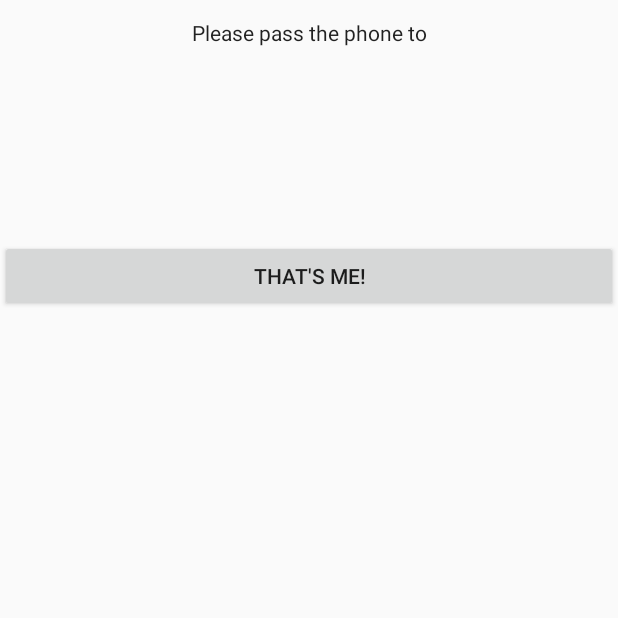
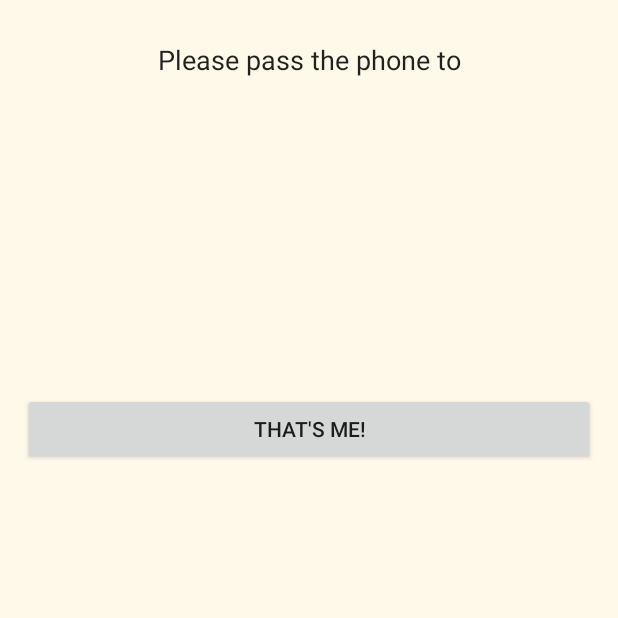
Before and after one commit to CS-262wingdings/client, an Android app: the PassScreen1 screen opened directly, with no data from a screen before it, on a phone screen of 412 x 824 dp, the top half of it. Run offline under Robolectric (Android 15) with nearby library versions, the phone set to English and light mode, and no system bars; 1 statement that could not run was skipped.

Commit message:
Second one of the morning :)

```diff
--- a/app/src/main/res/layout/activity_main.xml
+++ b/app/src/main/res/layout/activity_main.xml
@@ -7,6 +7,7 @@
     android:layout_width="match_parent"
     android:layout_height="match_parent"
     android:padding="@dimen/standard"
+    android:background="@color/pigeonPollPrimary"
     android:orientation="vertical"
     tools:context=".MainActivity">
 
@@ -28,6 +29,7 @@
             android:layout_height="wrap_content"
             android:layout_weight="1"
             android:onClick="nameEnter"
+            android:textColor="@color/colorPrimaryDark"
             android:text="Enter Name" />
 
         <Button
@@ -35,6 +37,7 @@
             android:layout_height="wrap_content"
             android:layout_weight="1"
             android:onClick="done"
+            android:textColor="@color/colorPrimaryDark"
             android:text="Finished" />
 
     </LinearLayout>
@@ -52,6 +55,7 @@
             android:layout_height="wrap_content"
             android:id="@+id/name_list"
             android:orientation="vertical"
+            android:textColor="@color/colorPrimaryDark"
             tools:context=".MainActivity">
 
         </LinearLayout>
--- a/app/src/main/res/layout/activity_pass_screen1.xml
+++ b/app/src/main/res/layout/activity_pass_screen1.xml
@@ -4,37 +4,59 @@
     xmlns:tools="http://schemas.android.com/tools"
     android:layout_width="match_parent"
     android:layout_height="match_parent"
+    android:padding="@dimen/standard"
+    android:background="@color/pigeonPollPrimary"
+    android:orientation="vertical"
+    android:layout_gravity="center_horizontal"
     tools:context=".PassScreen1">
+
+    <android.support.constraint.Guideline
+        android:id="@+id/guideline"
+        android:layout_width="wrap_content"
+        android:layout_height="wrap_content"
+        android:orientation="vertical" />
 
     <TextView
         android:id="@+id/passMessage"
         android:layout_width="match_parent"
-        android:layout_height="wrap_content"
+        android:layout_height="50dp"
+        android:layout_alignParentStart="true"
+        android:layout_alignParentTop="true"
         android:padding="12dp"
         android:text="@string/phonepassMessage"
         android:textAlignment="center"
-        android:textAppearance="@style/TextAppearance.AppCompat.Body1" />
+        android:textAppearance="@style/TextAppearance.AppCompat.Body1"
+        android:textSize="@dimen/textSize1"
+        tools:layout_editor_absoluteX="15dp"
+        tools:layout_editor_absoluteY="143dp" />
 
     <TextView
         android:id="@+id/nameShow"
         android:layout_width="match_parent"
         android:layout_height="wrap_content"
-        android:layout_marginTop="8dp"
+        android:gravity="center_horizontal"
+        android:layout_alignParentTop="true"
+        android:layout_marginTop="40dp"
         android:fontFamily="sans-serif-condensed"
         android:text="@string/empty_name"
         android:textAlignment="center"
         android:textAllCaps="true"
+        android:textColor="@color/colorPrimaryDark"
         android:textSize="75dp"
         android:textStyle="bold"
         android:typeface="normal"
-        app:layout_constraintTop_toBottomOf="@id/passMessage" />
+        app:layout_constraintTop_toBottomOf="@id/passMessage"
+        tools:layout_editor_absoluteX="15dp" />
 
     <Button
         android:id="@+id/button"
         android:layout_width="match_parent"
         android:layout_height="wrap_content"
-        android:layout_marginTop="8dp"
+        android:layout_alignParentBottom="true"
+        android:layout_alignParentStart="true"
+        android:layout_marginTop="56dp"
+        android:onClick="confirmPlayer"
         android:text="@string/thatsMe"
-        android:onClick="confirmPlayer"
-        app:layout_constraintTop_toBottomOf="@id/nameShow" />
+        app:layout_constraintTop_toBottomOf="@id/nameShow"
+        tools:layout_editor_absoluteX="15dp" />
 </android.support.constraint.ConstraintLayout>
--- a/app/src/main/res/layout/activity_question_answer_screen.xml
+++ b/app/src/main/res/layout/activity_question_answer_screen.xml
@@ -5,11 +5,13 @@
     android:layout_width="match_parent"
     android:layout_height="match_parent"
     android:orientation="vertical"
+    android:background="@color/pigeonPollPrimary"
     tools:context=".QuestionAnswerScreen">
 
     <TextView
         android:layout_width="match_parent"
         android:layout_height="wrap_content"
+        android:textColor="@color/colorPrimaryDark"
         android:id="@+id/question_label"/>
 
     <ScrollView
--- a/app/src/main/res/layout/activity_question_screen.xml
+++ b/app/src/main/res/layout/activity_question_screen.xml
@@ -4,6 +4,7 @@
     xmlns:tools="http://schemas.android.com/tools"
     android:layout_width="match_parent"
     android:layout_height="match_parent"
+    android:background="@color/pigeonPollPrimary"
     android:orientation="vertical"
     android:padding="@dimen/standard"
     android:id="@+id/question_layout"
@@ -15,6 +16,7 @@
         android:text=""
         android:padding="@dimen/standard"
         android:textSize="@dimen/textSize1"
+        android:textColor="@color/colorPrimaryDark"
         android:id="@+id/prompt"/>
 
     <Button
@@ -22,12 +24,14 @@
         android:layout_height="wrap_content"
         android:id="@+id/my_question_button"
         android:onClick="myQuestionEntered"
+        android:textColor="@color/colorPrimaryDark"
         android:padding="@dimen/standard"
         android:text="@string/my_question_text"/>
 
     <TextView
         android:layout_width="wrap_content"
         android:layout_height="wrap_content"
+        android:textColor="@color/colorPrimaryDark"
         android:padding="@dimen/standard"
         android:text="@string/question_select_text"/>
 
--- a/app/src/main/res/values/colors.xml
+++ b/app/src/main/res/values/colors.xml
@@ -1,6 +1,7 @@
 <?xml version="1.0" encoding="utf-8"?>
 <resources>
     <color name="colorPrimary">#3F51B5</color>
-    <color name="colorPrimaryDark">#d8d3c5</color>
+    <color name="colorPrimaryDark">#31175F</color>
     <color name="colorAccent">#FF4081</color>
+    <color name="pigeonPollPrimary">#FFF9EA</color>
 </resources>
```
